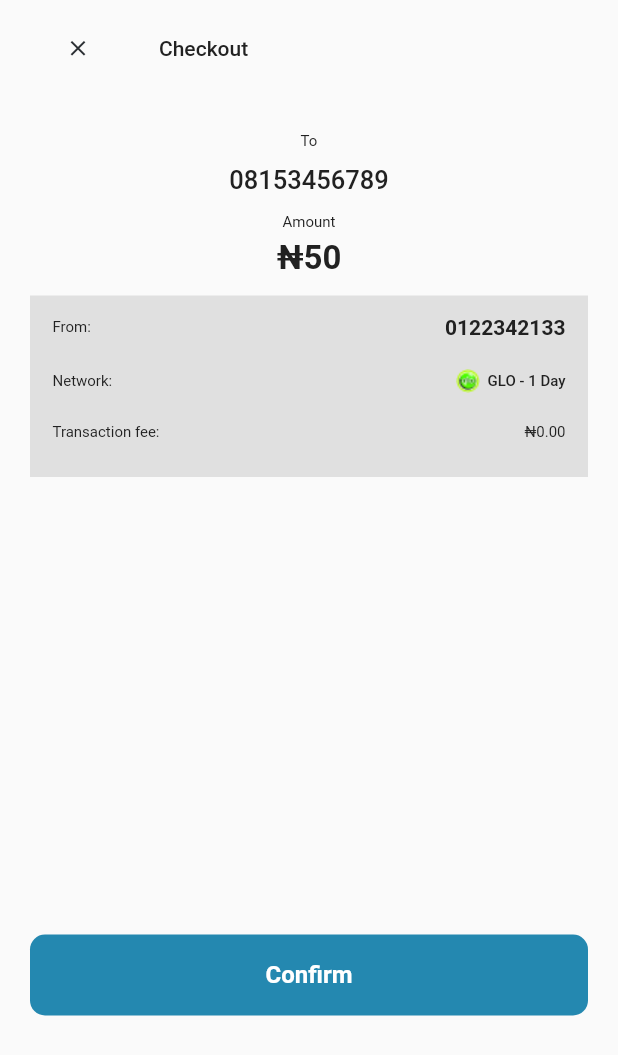
After one commit to sholarrh/compact_pay, a Flutter app: the screen it shows after launch, on a phone screen of 412 x 824 dp. The commit adds this screen. Shown: the top 1055 px of the screen. Run offline on Flutter 3.47's test engine with Material 2 defaults, Android fonts, the phone set to English and light mode, and no system bars; our stand-ins replace grouped_list, image_picker, pin_code_fields, shared_preferences, timer_count_down; missing offline and left inert: email_otp; Roboto replaces fonts that are missing (Poppins).

Commit message:
primate updated commit

```diff
--- a/lib/main.dart
+++ b/lib/main.dart
@@ -1,4 +1,5 @@
 import 'package:compact_pay/provider/provider.dart';
+import 'package:compact_pay/screens/Data/check_out.dart';
 import 'package:flutter/material.dart';
 import 'package:provider/provider.dart';
 
@@ -27,7 +28,7 @@ class MyApp extends StatelessWidget {
           primarySwatch: Colors.blue,
           fontFamily: 'Poppins',
         ),
-        home: const BottomNav(),
+        home: const Checkout(),
       ),);
   }
 }
--- /dev/null
+++ b/lib/screens/Data/check_out.dart
@@ -0,0 +1,261 @@
+import 'package:flutter/material.dart';
+import 'package:pin_code_fields/pin_code_fields.dart';
+import 'package:provider/provider.dart';
+
+import '../../provider/provider.dart';
+import '../../utils/app_colors.dart';
+import '../../widgets/currency_box.dart';
+import '../../widgets/my_button.dart';
+import '../../widgets/my_text.dart';
+
+class Checkout extends StatefulWidget {
+  const Checkout({Key? key}) : super(key: key);
+
+  @override
+  State<Checkout> createState() => _CheckoutState();
+}
+
+class _CheckoutState extends State<Checkout> {
+  @override
+  Widget build(BuildContext context) {
+    var data = Provider.of<ProviderClass>(context);
+    return SafeArea(
+      child: Scaffold(
+        body: Padding(
+          padding: const EdgeInsets.only(left: 20, right: 20),
+          child: SingleChildScrollView(
+            child: Column(children: [
+              Padding(
+                padding: const EdgeInsets.all(8.0),
+                child:
+                    Row(mainAxisAlignment: MainAxisAlignment.start, children: [
+                  IconButton(
+                      icon: const Icon(Icons.close),
+                      iconSize: 17,
+                      color: black_13,
+                      onPressed: () {
+                        Navigator.pop(context);
+                      }),
+                  const SizedBox(
+                    width: 30,
+                  ),
+                  MyText(
+                    'Checkout',
+                    fontFamily: 'Poppins',
+                    fontSize: 14,
+                    fontWeight: FontWeight.w500,
+                    color: black2121,
+                  ),
+                ]),
+              ),
+              SizedBox(height: 24),
+              MyText(
+                'To',
+                fontFamily: 'Poppins',
+                fontSize: 10,
+                fontWeight: FontWeight.w400,
+                color: black2121,
+              ),
+              SizedBox(height: 10),
+              MyText(
+                '08153456789',
+                fontFamily: 'Poppins',
+                fontSize: 17,
+                fontWeight: FontWeight.w500,
+                color: black2121,
+              ),
+              SizedBox(height: 12),
+              MyText(
+                'Amount',
+                fontFamily: 'Poppins',
+                fontSize: 10,
+                fontWeight: FontWeight.w400,
+                color: black2121,
+              ),
+              SizedBox(height: 5),
+              MyText(
+                '${getCurrency()}50',
+                fontFamily: 'Poppins',
+                fontSize: 22,
+                fontWeight: FontWeight.w600,
+                color: black2121,
+              ),
+              SizedBox(height: 12),
+              Container(
+                padding: EdgeInsets.only(left: 15, right: 15, top: 13),
+                width: double.infinity,
+                height: 121,
+                decoration: BoxDecoration(
+                  color: ashColor,
+                ),
+                child: Column(
+                  children: [
+                    Row(
+                      mainAxisAlignment: MainAxisAlignment.spaceBetween,
+                      children: [
+                        MyText(
+                          'From:',
+                          fontFamily: 'Poppins',
+                          fontSize: 10,
+                          fontWeight: FontWeight.w400,
+                          color: black2121,
+                        ),
+                        MyText(
+                          '0122342133',
+                          fontFamily: 'Poppins',
+                          fontSize: 14,
+                          fontWeight: FontWeight.w600,
+                          color: black2121,
+                        ),
+                      ],
+                    ),
+                    SizedBox(height: 20),
+                    Row(
+                      mainAxisAlignment: MainAxisAlignment.spaceBetween,
+                      children: [
+                        MyText(
+                          'Network:',
+                          fontFamily: 'Poppins',
+                          fontSize: 10,
+                          fontWeight: FontWeight.w400,
+                          color: black2121,
+                        ),
+                        Row(
+                          children: [
+                            Image.asset('assets/images/Ellipse 188.png'),
+                            SizedBox(width: 5),
+                            MyText(
+                              'GLO - 1 Day',
+                              fontFamily: 'Poppins',
+                              fontSize: 10,
+                              fontWeight: FontWeight.w500,
+                              color: black2121,
+                            ),
+                          ],
+                        ),
+                      ],
+                    ),
+                    SizedBox(height: 20),
+                    Row(
+                      mainAxisAlignment: MainAxisAlignment.spaceBetween,
+                      children: [
+                        MyText(
+                          'Transaction fee:',
+                          fontFamily: 'Poppins',
+                          fontSize: 10,
+                          fontWeight: FontWeight.w400,
+                          color: black2121,
+                        ),
+                        MyText(
+                          '${getCurrency()}0.00',
+                          fontFamily: 'Poppins',
+                          fontSize: 10,
+                          fontWeight: FontWeight.w400,
+                          color: black2121,
+                        ),
+                      ],
+                    ),
+                  ],
+                ),
+              ),
+              SizedBox(height: 300),
+              MyButton(
+                onTap: () {
+                  showModalBottomSheet(
+                    context: context,
+                    builder: (context) => Container(
+                      color: ash3,
+                      child: Container(
+                        padding: EdgeInsets.only(left: 20, top: 30, right: 20),
+                        decoration: BoxDecoration(
+                          color: white,
+                          borderRadius: BorderRadius.only(
+                            topLeft: Radius.circular(30),
+                            topRight: Radius.circular(30),
+                          ),
+                        ),
+                        child: Column(
+                          children: [
+                            Padding(
+                              padding: const EdgeInsets.only(left: 123),
+                              child: Row(
+                                mainAxisAlignment: MainAxisAlignment.center,
+                                children: [
+                                  MyText(
+                                    'Input PIN',
+                                    fontFamily: 'Poppins',
+                                    fontSize: 16,
+                                    fontWeight: FontWeight.w500,
+                                    color: black2121,
+                                  ),
+                                  SizedBox(width: 100),
+                                  IconButton(
+                                    icon: const Icon(Icons.close),
+                                    iconSize: 17,
+                                    color: black_13,
+                                    onPressed: () {
+                                      Navigator.pop(context);
+                                    },
+                                  ),
+                                ],
+                              ),
+                            ),
+                            SizedBox(height: 25),
+                            PinCodeTextField(
+                              appContext: context,
+                              controller: data.pinCode,
+                              length: 4,
+                              obscureText: true,
+                              autoFocus: true,
+                              keyboardType: TextInputType.number,
+                              onChanged: (value) {
+                                print(value);
+                              },
+                              pinTheme: PinTheme(
+                                shape: PinCodeFieldShape.box,
+                                borderRadius: BorderRadius.circular(10),
+                                fieldHeight: 54,
+                                fieldWidth: 54,
+                                inactiveColor: ash2,
+                                activeColor: mainBlue,
+                              ),
+                            ),
+                            SizedBox(height: 10),
+                            MyText(
+                              'Forgot PIN?',
+                              fontFamily: 'Poppins',
+                              fontSize: 14,
+                              fontWeight: FontWeight.w400,
+                              color: mainBlue,
+                            ),
+                          ],
+                        ),
+                      ),
+                    ),
+                  );
+                },
+                child: Container(
+                  height: 54,
+                  width: double.infinity,
+                  decoration: BoxDecoration(
+                    color: mainBlue,
+                    borderRadius: BorderRadius.circular(10),
+                  ),
+                  child: Center(
+                    child: MyText(
+                      'Confirm',
+                      color: white,
+                      fontFamily: 'Poppins',
+                      fontSize: 16,
+                      fontWeight: FontWeight.w600,
+                    ),
+                  ),
+                ),
+              ),
+            ]),
+          ),
+        ),
+      ),
+    );
+  }
+}
```
Also changed, not shown: lib/screens/Grids/data.dart (+28 -0 lines).
